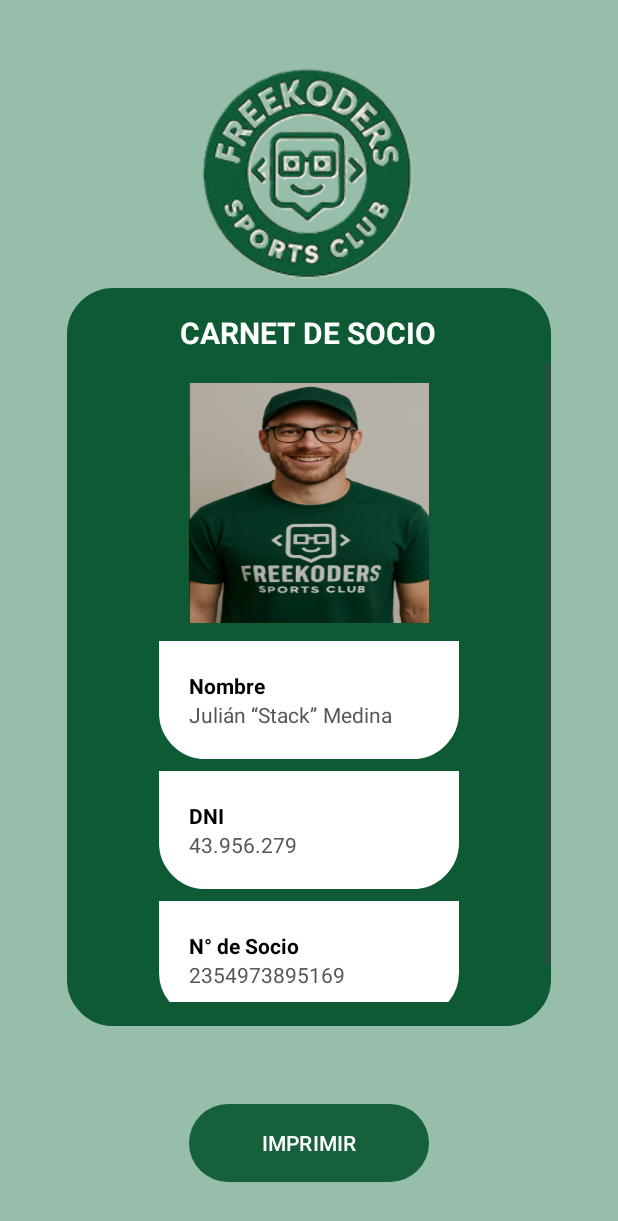
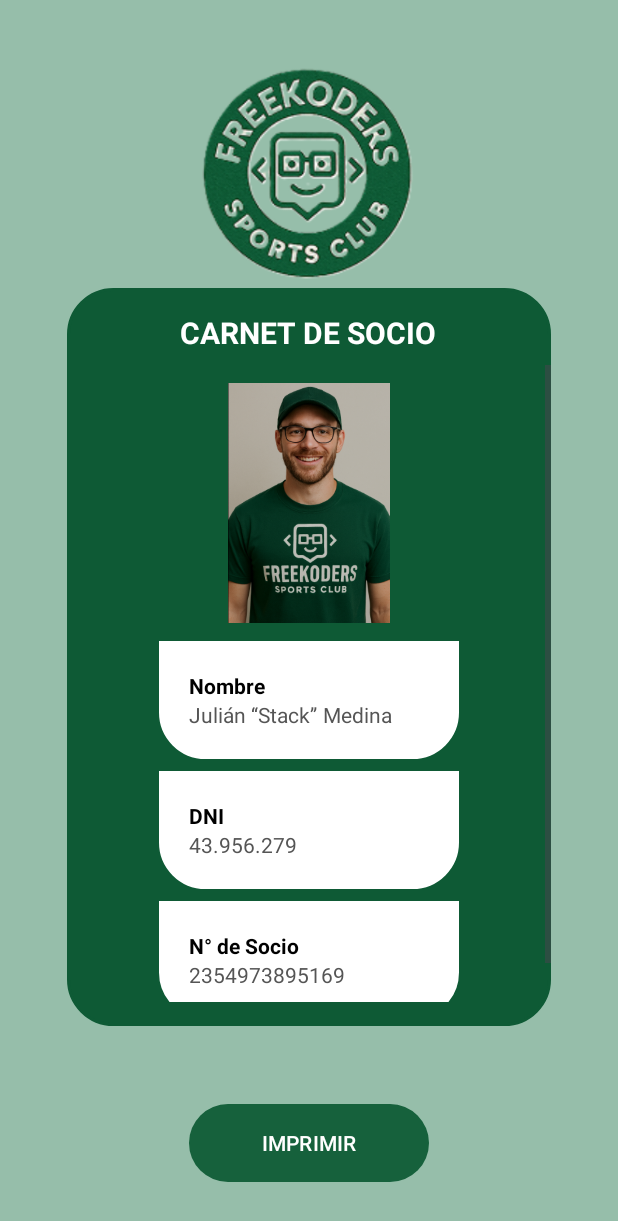
Before and after one commit to ecvivar/proyectoIntegradorDAM, an Android app: the ImprimirCarnetSocio screen opened directly, with no data from a screen before it, on a phone screen of 412 x 824 dp. Shown: the top 1221 px of the screen. Run offline under Robolectric (Android 15) with nearby library versions, the phone set to English and light mode, and no system bars.

Commit message:
FIX: cambios estilos en carnet de socio foto

```diff
--- a/app/src/main/res/layout/activity_imprimir_carnet_socio.xml
+++ b/app/src/main/res/layout/activity_imprimir_carnet_socio.xml
@@ -35,11 +35,7 @@
         android:layout_marginBottom="16dp"
         app:layout_constraintWidth_percent="0.85">
 
-        <!-- ============================================== -->
-        <!--        INICIO: TÍTULO Y FOTO REORDENADOS       -->
-        <!-- ============================================== -->
-
-        <!-- Título del carnet (Ahora está primero) -->
+        <!-- Título del carnet  -->
         <TextView
             android:id="@+id/tvTituloCarnet"
             android:layout_width="wrap_content"
@@ -49,7 +45,7 @@
             android:textSize="20sp"
             android:textColor="@color/white"/>
 
-        <!-- ScrollView que ahora contiene la FOTO y los campos de texto -->
+        <!-- ScrollView  -->
         <ScrollView
             android:layout_width="match_parent"
             android:layout_height="match_parent"
@@ -62,14 +58,14 @@
                 android:gravity="center_horizontal"
                 android:paddingBottom="16dp">
 
-                <!-- Foto del socio (Ahora está dentro del ScrollView) -->
+                <!-- Foto del socio -->
                 <ImageView
                     android:id="@+id/imgSocio"
                     android:layout_width="160dp"
                     android:layout_height="160dp"
                     android:layout_marginTop="12dp"
                     android:layout_marginBottom="12dp"
-                    android:scaleType="fitXY"
+                    android:scaleType="centerInside"
                     android:src="@drawable/foto_socio" />
 
                 <!-- Campo 1: Nombre -->
@@ -152,9 +148,6 @@
 
             </LinearLayout>
         </ScrollView>
-        <!-- ============================================== -->
-        <!--         FIN: TÍTULO Y FOTO REORDENADOS         -->
-        <!-- ============================================== -->
 
     </LinearLayout>
 
```
